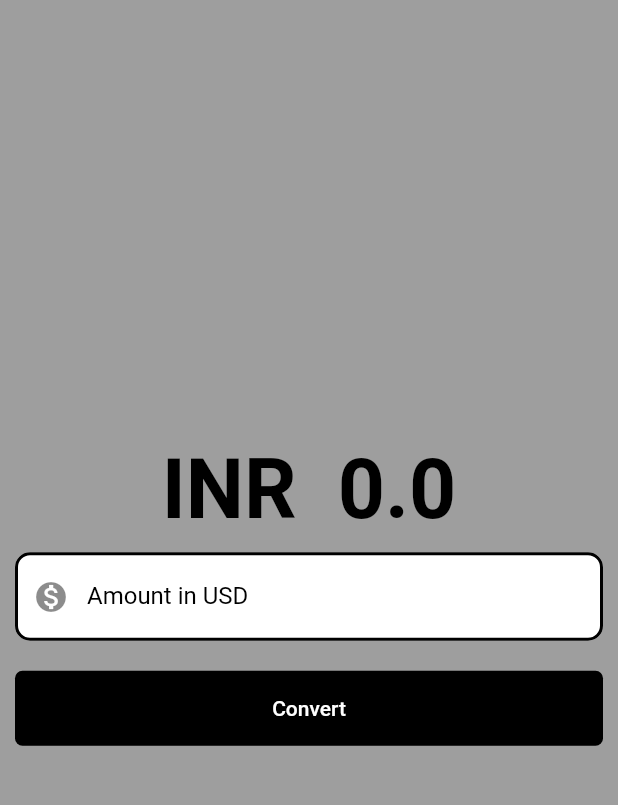
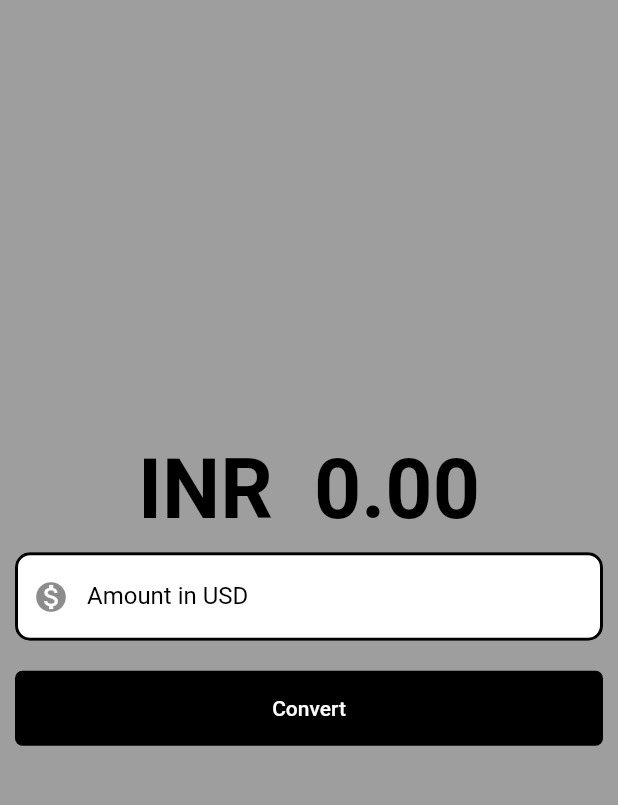
Before and after one commit to Mihir-Maurya/currency-converter-flutter, a Flutter app: the screen it shows after launch, on a phone screen of 412 x 824 dp, the part 59-864 px from its top. Run offline on Flutter 3.47's test engine with Material 2 defaults, Android fonts, the phone set to English and light mode, and no system bars.

Commit message:
added decimal precision

```diff
--- a/lib/currency_converter_material_page.dart
+++ b/lib/currency_converter_material_page.dart
@@ -40,7 +40,7 @@ class _CurrencyConverterMaterialPageState
           mainAxisAlignment: MainAxisAlignment.center,
           children: [
             Text(
-              "INR  $convertedValue",
+              "INR  ${convertedValue.toStringAsFixed(2)}",
               style: const TextStyle(
                 fontSize: 55,
                 fontWeight: FontWeight.bold,
```
